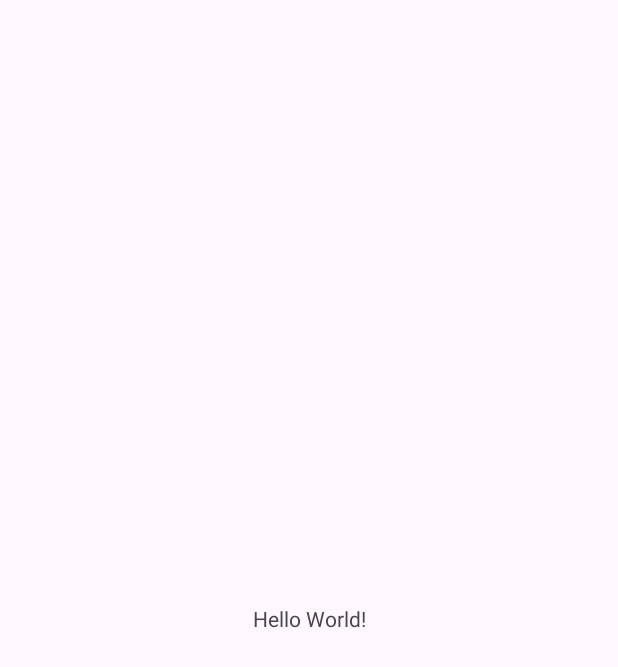
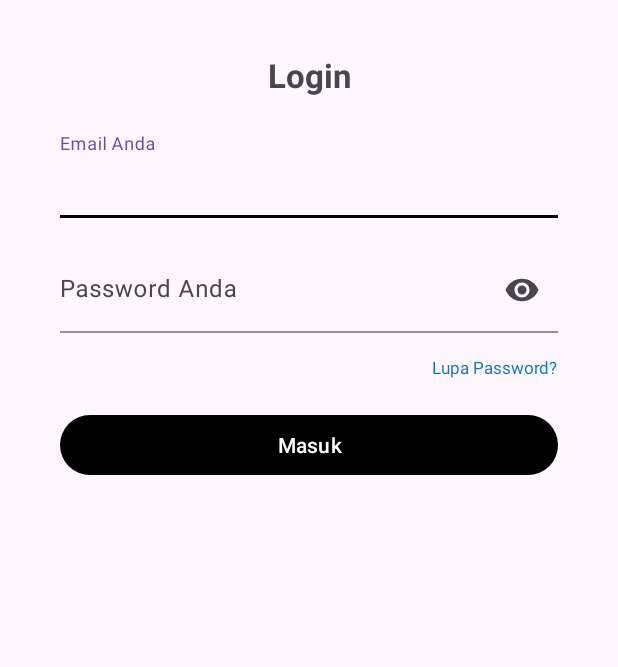
Before and after one commit to DafaTaufik/technical-test-1, an Android app: the screen it shows after launch (MainActivity), on a phone screen of 412 x 824 dp. Before the commit the part shown is almost empty. Shown: the top 667 px of the screen. Run offline under Robolectric (Android 15) with nearby library versions, the phone set to English and light mode, and no system bars.

Commit message:
Add page login

```diff
--- a/app/build.gradle.kts
+++ b/app/build.gradle.kts
@@ -5,7 +5,7 @@ plugins {
 
 android {
     namespace = "com.example.technical_test_1"
-    compileSdk = 34
+    compileSdk = 35
 
     defaultConfig {
         applicationId = "com.example.technical_test_1"
--- a/app/src/main/res/layout/activity_main.xml
+++ b/app/src/main/res/layout/activity_main.xml
@@ -8,12 +8,92 @@
     tools:context=".MainActivity">
 
     <TextView
+        android:id="@+id/loginTitle"
         android:layout_width="wrap_content"
         android:layout_height="wrap_content"
-        android:text="Hello World!"
-        app:layout_constraintBottom_toBottomOf="parent"
+        android:layout_marginTop="35dp"
+        android:text="Login"
+        android:textSize="22sp"
+        android:textStyle="bold"
         app:layout_constraintEnd_toEndOf="parent"
         app:layout_constraintStart_toStartOf="parent"
         app:layout_constraintTop_toTopOf="parent" />
 
+    <com.google.android.material.textfield.TextInputLayout
+        android:id="@+id/emailInputLayout"
+        android:layout_width="match_parent"
+        android:layout_height="wrap_content"
+        android:layout_marginStart="40dp"
+        android:layout_marginTop="24dp"
+        android:layout_marginEnd="40dp"
+        app:boxBackgroundMode="filled"
+        app:boxStrokeWidthFocused="2dp"
+        app:boxStrokeColor="@color/black"
+        app:layout_constraintEnd_toEndOf="parent"
+        app:layout_constraintStart_toStartOf="parent"
+        app:layout_constraintTop_toBottomOf="@+id/loginTitle">
+
+        <com.google.android.material.textfield.TextInputEditText
+            android:id="@+id/emailEditText"
+            android:layout_width="match_parent"
+            android:layout_height="wrap_content"
+            android:hint="Email Anda"
+            android:paddingStart="0dp"
+            android:paddingEnd="0dp"
+            android:textColorHint="#808080"
+            android:inputType="textEmailAddress" />
+    </com.google.android.material.textfield.TextInputLayout>
+
+    <com.google.android.material.textfield.TextInputLayout
+        android:id="@+id/passwordInputLayout"
+        android:layout_width="match_parent"
+        android:layout_height="wrap_content"
+        android:layout_marginStart="40dp"
+        android:layout_marginTop="20dp"
+        android:layout_marginEnd="40dp"
+        app:boxBackgroundMode="filled"
+        app:boxStrokeColor="@color/black"
+        app:boxStrokeWidthFocused="2dp"
+        app:endIconMode="password_toggle"
+        app:layout_constraintEnd_toEndOf="parent"
+        app:layout_constraintStart_toStartOf="parent"
+        app:layout_constraintTop_toBottomOf="@+id/emailInputLayout">
+
+        <com.google.android.material.textfield.TextInputEditText
+            android:id="@+id/passwordEditText"
+            android:layout_width="match_parent"
+            android:layout_height="wrap_content"
+            android:hint="Password Anda"
+            android:inputType="textPassword"
+            android:paddingStart="0dp"
+            android:paddingEnd="0dp"
+            android:textColorHint="#808080" />
+    </com.google.android.material.textfield.TextInputLayout>
+
+    <TextView
+        android:id="@+id/textForgotPassword"
+        android:layout_width="wrap_content"
+        android:layout_height="wrap_content"
+        android:layout_marginTop="15dp"
+        android:text="Lupa Password?"
+        android:clickable="true"
+        android:textColor="#0A76CC"
+        android:textSize="11sp"
+        app:layout_constraintEnd_toEndOf="@+id/passwordInputLayout"
+        app:layout_constraintTop_toBottomOf="@+id/passwordInputLayout" />
+
+    <Button
+        android:id="@+id/buttonLogin"
+        android:layout_width="match_parent"
+        android:layout_height="wrap_content"
+        android:layout_marginStart="40dp"
+        android:layout_marginTop="20dp"
+        android:layout_marginEnd="40dp"
+        android:text="Masuk"
+        android:textAllCaps="false"
+        app:backgroundTint="@null"
+        app:layout_constraintEnd_toEndOf="parent"
+        app:layout_constraintStart_toStartOf="parent"
+        app:layout_constraintTop_toBottomOf="@+id/textForgotPassword" />
+
 </androidx.constraintlayout.widget.ConstraintLayout>
```
